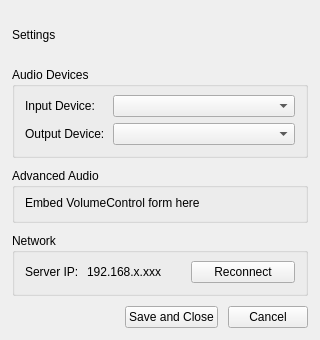
yuvaneshbn/Nuummite, file Nuummite/ui/settings_dialog.ui: the form before one commit.
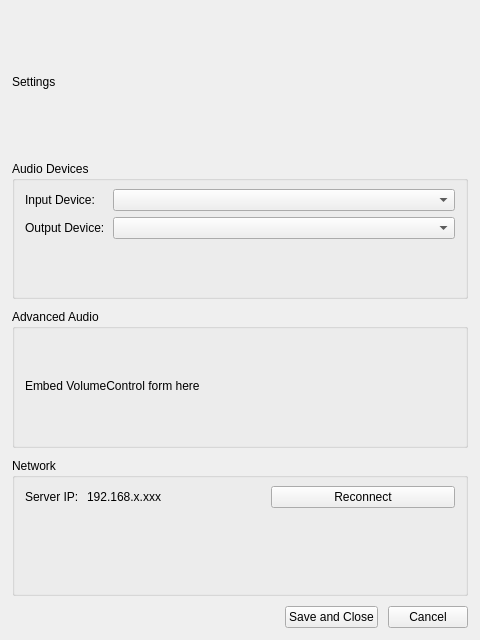
The form after the commit.

Commit message: Fix settings dialog persistence and sizing

Patch:
```diff
--- a/Nuummite/ui/settings_dialog.ui
+++ b/Nuummite/ui/settings_dialog.ui
@@ -6,8 +6,8 @@
    <rect>
     <x>0</x>
     <y>0</y>
-    <width>320</width>
-    <height>340</height>
+    <width>480</width>
+    <height>640</height>
    </rect>
   </property>
   <property name="windowTitle">
```
The commit also changes 1 other file.
